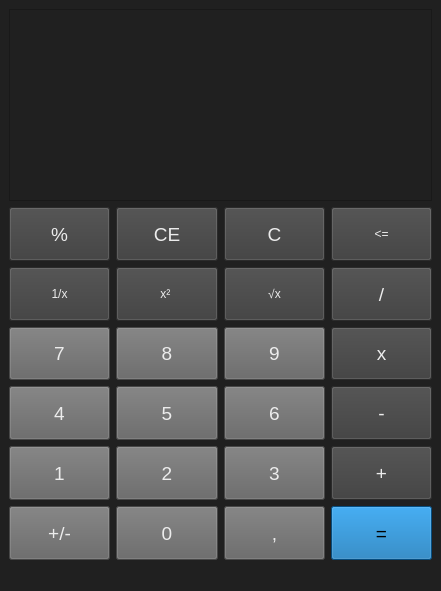
Old version of the form 37-Qml/Calculator/Calculator.ui in the repository danikdragon/SkillTask.
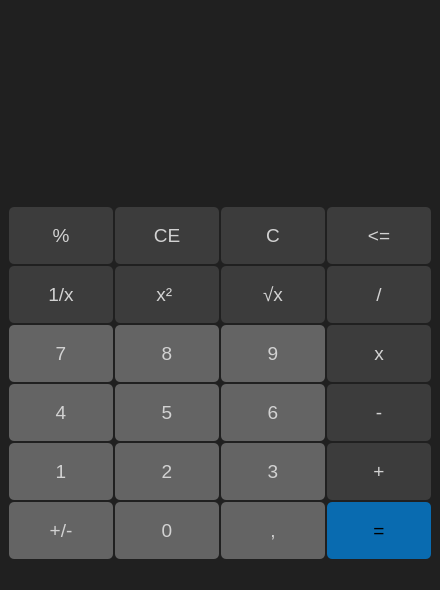
New version of the form.

Diff of the .ui file:
```diff
--- a/37-Qml/Calculator/Calculator.ui
+++ b/37-Qml/Calculator/Calculator.ui
@@ -6,8 +6,8 @@
    <rect>
     <x>0</x>
     <y>0</y>
-    <width>441</width>
-    <height>591</height>
+    <width>440</width>
+    <height>590</height>
    </rect>
   </property>
   <property name="sizePolicy">
@@ -21,7 +21,10 @@
   </property>
   <property name="styleSheet">
    <string notr="true">background-color:rgb(32, 32, 32);
-color:rgb(236, 236, 236)</string>
+color:rgb(210, 210, 210)</string>
+  </property>
+  <property name="toolButtonStyle">
+   <enum>Qt::ToolButtonIconOnly</enum>
   </property>
   <widget class="QWidget" name="centralwidget">
    <layout class="QGridLayout" name="gridLayout_3">
@@ -32,8 +35,11 @@
         <property name="sizeConstraint">
          <enum>QLayout::SetFixedSize</enum>
         </property>
-        <item row="3" column="1">
-         <widget class="QPushButton" name="pushButton_4">
+        <property name="spacing">
+         <number>2</number>
+        </property>
+        <item row="1" column="3">
+         <widget class="QPushButton" name="pushButton_20">
           <property name="sizePolicy">
            <sizepolicy hsizetype="Minimum" vsizetype="Expanding">
             <horstretch>0</horstretch>
@@ -50,41 +56,28 @@
            </font>
           </property>
           <property name="styleSheet">
-           <string notr="true">font: 14pt &quot;MS Shell Dlg 2&quot;;
-background-color:rgb(100, 100, 100);</string>
+           <string notr="true">font: 14pt;
+background-color:rgb(60, 60, 60);
+border-radius: 5px;</string>
           </property>
           <property name="text">
-           <string>5</string>
+           <string>/</string>
           </property>
-         </widget>
-        </item>
-        <item row="4" column="2">
-         <widget class="QPushButton" name="pushButton_8">
-          <property name="sizePolicy">
-           <sizepolicy hsizetype="Minimum" vsizetype="Expanding">
-            <horstretch>0</horstretch>
-            <verstretch>0</verstretch>
-           </sizepolicy>
+          <property name="autoExclusive">
+           <bool>false</bool>
           </property>
-          <property name="font">
-           <font>
-            <family>MS Shell Dlg 2</family>
-            <pointsize>14</pointsize>
-            <weight>50</weight>
-            <italic>false</italic>
-            <bold>false</bold>
-           </font>
+          <property name="autoDefault">
+           <bool>false</bool>
           </property>
-          <property name="styleSheet">
-           <string notr="true">font: 14pt &quot;MS Shell Dlg 2&quot;;
-background-color:rgb(100, 100, 100);</string>
+          <property name="default">
+           <bool>false</bool>
           </property>
-          <property name="text">
-           <string>3</string>
+          <property name="flat">
+           <bool>false</bool>
           </property>
          </widget>
         </item>
-        <item row="5" column="3">
+        <item row="6" column="3">
          <widget class="QPushButton" name="pushButton_16">
           <property name="sizePolicy">
            <sizepolicy hsizetype="Minimum" vsizetype="Expanding">
@@ -102,17 +95,31 @@
            </font>
           </property>
           <property name="styleSheet">
-           <string notr="true">font: 14pt &quot;MS Shell Dlg 2&quot;;
+           <string notr="true">font: 14pt;
 background-color:rgb(9, 107, 176);
-color:black;</string>
+color:black;
+border-radius: 5px;
+</string>
           </property>
           <property name="text">
            <string>=</string>
           </property>
+          <property name="autoExclusive">
+           <bool>false</bool>
+          </property>
+          <property name="autoDefault">
+           <bool>false</bool>
+          </property>
+          <property name="default">
+           <bool>false</bool>
+          </property>
+          <property name="flat">
+           <bool>false</bool>
+          </property>
          </widget>
         </item>
-        <item row="4" column="1">
-         <widget class="QPushButton" name="pushButton_5">
+        <item row="2" column="1">
+         <widget class="QPushButton" name="pushButton_11">
           <property name="sizePolicy">
            <sizepolicy hsizetype="Minimum" vsizetype="Expanding">
             <horstretch>0</horstretch>
@@ -129,16 +136,29 @@
            </font>
           </property>
           <property name="styleSheet">
-           <string notr="true">font: 14pt &quot;MS Shell Dlg 2&quot;;
-background-color:rgb(100, 100, 100);</string>
+           <string notr="true">font: 14pt;
+background-color:rgb(100, 100, 100);
+border-radius: 5px;</string>
           </property>
           <property name="text">
-           <string>2</string>
+           <string>8</string>
           </property>
+          <property name="autoExclusive">
+           <bool>false</bool>
+          </property>
+          <property name="autoDefault">
+           <bool>false</bool>
+          </property>
+          <property name="default">
+           <bool>false</bool>
+          </property>
+          <property name="flat">
+           <bool>false</bool>
+          </property>
          </widget>
         </item>
-        <item row="0" column="0">
-         <widget class="QPushButton" name="pushButton_3">
+        <item row="5" column="2">
+         <widget class="QPushButton" name="pushButton_8">
           <property name="sizePolicy">
            <sizepolicy hsizetype="Minimum" vsizetype="Expanding">
             <horstretch>0</horstretch>
@@ -155,11 +175,63 @@
            </font>
           </property>
           <property name="styleSheet">
-           <string notr="true">font: 14pt &quot;MS Shell Dlg 2&quot;;
-background-color:rgb(60, 60, 60);</string>
+           <string notr="true">font: 14pt;
+background-color:rgb(100, 100, 100);
+border-radius: 5px;</string>
           </property>
           <property name="text">
-           <string>%</string>
+           <string>3</string>
+          </property>
+          <property name="autoExclusive">
+           <bool>false</bool>
+          </property>
+          <property name="autoDefault">
+           <bool>false</bool>
+          </property>
+          <property name="default">
+           <bool>false</bool>
+          </property>
+          <property name="flat">
+           <bool>false</bool>
+          </property>
+         </widget>
+        </item>
+        <item row="6" column="0">
+         <widget class="QPushButton" name="pushButton">
+          <property name="sizePolicy">
+           <sizepolicy hsizetype="Minimum" vsizetype="Expanding">
+            <horstretch>0</horstretch>
+            <verstretch>0</verstretch>
+           </sizepolicy>
+          </property>
+          <property name="font">
+           <font>
+            <family>MS Shell Dlg 2</family>
+            <pointsize>14</pointsize>
+            <weight>50</weight>
+            <italic>false</italic>
+            <bold>false</bold>
+           </font>
+          </property>
+          <property name="styleSheet">
+           <string notr="true">font: 14pt;
+background-color:rgb(100, 100, 100);
+border-radius: 5px;</string>
+          </property>
+          <property name="text">
+           <string>+/-</string>
+          </property>
+          <property name="autoExclusive">
+           <bool>false</bool>
+          </property>
+          <property name="autoDefault">
+           <bool>false</bool>
+          </property>
+          <property name="default">
+           <bool>false</bool>
+          </property>
+          <property name="flat">
+           <bool>false</bool>
           </property>
          </widget>
         </item>
@@ -181,172 +253,28 @@
            </font>
           </property>
           <property name="styleSheet">
-           <string notr="true">font: 14pt &quot;MS Shell Dlg 2&quot;;
-background-color:rgb(60, 60, 60);</string>
+           <string notr="true">font: 14pt;
+background-color:rgb(60, 60, 60);
+border-radius: 5px;</string>
           </property>
           <property name="text">
            <string>x</string>
           </property>
-         </widget>
-        </item>
-        <item row="3" column="3">
-         <widget class="QPushButton" name="pushButton_14">
-          <property name="sizePolicy">
-           <sizepolicy hsizetype="Minimum" vsizetype="Expanding">
-            <horstretch>0</horstretch>
-            <verstretch>0</verstretch>
-           </sizepolicy>
+          <property name="autoExclusive">
+           <bool>false</bool>
           </property>
-          <property name="font">
-           <font>
-            <family>MS Shell Dlg 2</family>
-            <pointsize>14</pointsize>
-            <weight>50</weight>
-            <italic>false</italic>
-            <bold>false</bold>
-           </font>
+          <property name="autoDefault">
+           <bool>false</bool>
           </property>
-          <property name="styleSheet">
-           <string notr="true">font: 14pt &quot;MS Shell Dlg 2&quot;;
-background-color:rgb(60, 60, 60);</string>
+          <property name="default">
+           <bool>false</bool>
           </property>
-          <property name="text">
-           <string>-</string>
+          <property name="flat">
+           <bool>false</bool>
           </property>
          </widget>
         </item>
-        <item row="2" column="0">
-         <widget class="QPushButton" name="pushButton_10">
-          <property name="sizePolicy">
-           <sizepolicy hsizetype="Minimum" vsizetype="Expanding">
-            <horstretch>0</horstretch>
-            <verstretch>0</verstretch>
-           </sizepolicy>
-          </property>
-          <property name="font">
-           <font>
-            <family>MS Shell Dlg 2</family>
-            <pointsize>14</pointsize>
-            <weight>50</weight>
-            <italic>false</italic>
-            <bold>false</bold>
-           </font>
-          </property>
-          <property name="styleSheet">
-           <string notr="true">font: 14pt &quot;MS Shell Dlg 2&quot;;
-background-color:rgb(100, 100, 100);</string>
-          </property>
-          <property name="text">
-           <string>7</string>
-          </property>
-         </widget>
-        </item>
-        <item row="4" column="0">
-         <widget class="QPushButton" name="pushButton_2">
-          <property name="sizePolicy">
-           <sizepolicy hsizetype="Minimum" vsizetype="Expanding">
-            <horstretch>0</horstretch>
-            <verstretch>0</verstretch>
-           </sizepolicy>
-          </property>
-          <property name="font">
-           <font>
-            <family>MS Shell Dlg 2</family>
-            <pointsize>14</pointsize>
-            <weight>50</weight>
-            <italic>false</italic>
-            <bold>false</bold>
-           </font>
-          </property>
-          <property name="styleSheet">
-           <string notr="true">font: 14pt &quot;MS Shell Dlg 2&quot;;
-background-color:rgb(100, 100, 100);</string>
-          </property>
-          <property name="text">
-           <string>1</string>
-          </property>
-         </widget>
-        </item>
-        <item row="3" column="0">
-         <widget class="QPushButton" name="pushButton_17">
-          <property name="sizePolicy">
-           <sizepolicy hsizetype="Minimum" vsizetype="Expanding">
-            <horstretch>0</horstretch>
-            <verstretch>0</verstretch>
-           </sizepolicy>
-          </property>
-          <property name="font">
-           <font>
-            <family>MS Shell Dlg 2</family>
-            <pointsize>14</pointsize>
-            <weight>50</weight>
-            <italic>false</italic>
-            <bold>false</bold>
-           </font>
-          </property>
-          <property name="styleSheet">
-           <string notr="true">font: 14pt &quot;MS Shell Dlg 2&quot;;
-background-color:rgb(100, 100, 100);</string>
-          </property>
-          <property name="text">
-           <string>4</string>
-          </property>
-         </widget>
-        </item>
-        <item row="5" column="1">
-         <widget class="QPushButton" name="pushButton_6">
-          <property name="sizePolicy">
-           <sizepolicy hsizetype="Minimum" vsizetype="Expanding">
-            <horstretch>0</horstretch>
-            <verstretch>0</verstretch>
-           </sizepolicy>
-          </property>
-          <property name="font">
-           <font>
-            <family>MS Shell Dlg 2</family>
-            <pointsize>14</pointsize>
-            <weight>50</weight>
-            <italic>false</italic>
-            <bold>false</bold>
-           </font>
-          </property>
-          <property name="styleSheet">
-           <string notr="true">font: 14pt &quot;MS Shell Dlg 2&quot;;
-background-color:rgb(100, 100, 100);</string>
-          </property>
-          <property name="text">
-           <string>0</string>
-          </property>
-         </widget>
-        </item>
-        <item row="5" column="0">
-         <widget class="QPushButton" name="pushButton">
-          <property name="sizePolicy">
-           <sizepolicy hsizetype="Minimum" vsizetype="Expanding">
-            <horstretch>0</horstretch>
-            <verstretch>0</verstretch>
-           </sizepolicy>
-          </property>
-          <property name="font">
-           <font>
-            <family>MS Shell Dlg 2</family>
-            <pointsize>14</pointsize>
-            <weight>50</weight>
-            <italic>false</italic>
-            <bold>false</bold>
-           </font>
-          </property>
-          <property name="styleSheet">
-           <string notr="true">font: 14pt &quot;MS Shell Dlg 2&quot;;
-background-color:rgb(100, 100, 100);
-</string>
-          </property>
-          <property name="text">
-           <string>+/-</string>
-          </property>
-         </widget>
-        </item>
-        <item row="5" column="2">
+        <item row="6" column="2">
          <widget class="QPushButton" name="pushButton_7">
           <property name="sizePolicy">
            <sizepolicy hsizetype="Minimum" vsizetype="Expanding">
@@ -364,12 +292,142 @@
            </font>
           </property>
           <property name="styleSheet">
-           <string notr="true">font: 14pt &quot;MS Shell Dlg 2&quot;;
-background-color:rgb(100, 100, 100);</string>
+           <string notr="true">font: 14pt;
+background-color:rgb(100, 100, 100);
+border-radius: 5px;</string>
           </property>
           <property name="text">
            <string>,</string>
           </property>
+          <property name="autoExclusive">
+           <bool>false</bool>
+          </property>
+          <property name="autoDefault">
+           <bool>false</bool>
+          </property>
+          <property name="default">
+           <bool>false</bool>
+          </property>
+          <property name="flat">
+           <bool>false</bool>
+          </property>
+         </widget>
+        </item>
+        <item row="4" column="2">
+         <widget class="QPushButton" name="pushButton_9">
+          <property name="sizePolicy">
+           <sizepolicy hsizetype="Minimum" vsizetype="Expanding">
+            <horstretch>0</horstretch>
+            <verstretch>0</verstretch>
+           </sizepolicy>
+          </property>
+          <property name="font">
+           <font>
+            <family>MS Shell Dlg 2</family>
+            <pointsize>14</pointsize>
+            <weight>50</weight>
+            <italic>false</italic>
+            <bold>false</bold>
+           </font>
+          </property>
+          <property name="styleSheet">
+           <string notr="true">font: 14pt;
+background-color:rgb(100, 100, 100);
+border-radius: 5px;</string>
+          </property>
+          <property name="text">
+           <string>6</string>
+          </property>
+          <property name="autoExclusive">
+           <bool>false</bool>
+          </property>
+          <property name="autoDefault">
+           <bool>false</bool>
+          </property>
+          <property name="default">
+           <bool>false</bool>
+          </property>
+          <property name="flat">
+           <bool>false</bool>
+          </property>
+         </widget>
+        </item>
+        <item row="6" column="1">
+         <widget class="QPushButton" name="pushButton_6">
+          <property name="sizePolicy">
+           <sizepolicy hsizetype="Minimum" vsizetype="Expanding">
+            <horstretch>0</horstretch>
+            <verstretch>0</verstretch>
+           </sizepolicy>
+          </property>
+          <property name="font">
+           <font>
+            <family>MS Shell Dlg 2</family>
+            <pointsize>14</pointsize>
+            <weight>50</weight>
+            <italic>false</italic>
+            <bold>false</bold>
+           </font>
+          </property>
+          <property name="styleSheet">
+           <string notr="true">font: 14pt;
+background-color:rgb(100, 100, 100);
+border-radius: 5px;</string>
+          </property>
+          <property name="text">
+           <string>0</string>
+          </property>
+          <property name="autoExclusive">
+           <bool>false</bool>
+          </property>
+          <property name="autoDefault">
+           <bool>false</bool>
+          </property>
+          <property name="default">
+           <bool>false</bool>
+          </property>
+          <property name="flat">
+           <bool>false</bool>
+          </property>
+         </widget>
+        </item>
+        <item row="0" column="0">
+         <widget class="QPushButton" name="pushButton_3">
+          <property name="sizePolicy">
+           <sizepolicy hsizetype="Minimum" vsizetype="Expanding">
+            <horstretch>0</horstretch>
+            <verstretch>0</verstretch>
+           </sizepolicy>
+          </property>
+          <property name="font">
+           <font>
+            <family>MS Shell Dlg 2</family>
+            <pointsize>14</pointsize>
+            <weight>50</weight>
+            <italic>false</italic>
+            <bold>false</bold>
+           </font>
+          </property>
+          <property name="styleSheet">
+           <string notr="true">font: 14pt;
+background-color:rgb(60, 60, 60);
+border-radius: 5px;</string>
+          </property>
+          <property name="text">
+           <string>%</string>
+          </property>
+          <property name="autoExclusive">
+           <bool>false</bool>
+          </property>
+          <property name="autoDefault">
+           <bool>false</bool>
+          </property>
+          <property name="default">
+           <bool>false</bool>
+          </property>
+          <property name="flat">
+           <bool>false</bool>
+          </property>
          </widget>
         </item>
         <item row="0" column="1">
@@ -390,16 +448,29 @@
            </font>
           </property>
           <property name="styleSheet">
-           <string notr="true">font: 14pt &quot;MS Shell Dlg 2&quot;;
-background-color:rgb(60, 60, 60);</string>
+           <string notr="true">font: 14pt;
+background-color:rgb(60, 60, 60);
+border-radius: 5px;</string>
           </property>
           <property name="text">
            <string>CE</string>
           </property>
+          <property name="autoExclusive">
+           <bool>false</bool>
+          </property>
+          <property name="autoDefault">
+           <bool>false</bool>
+          </property>
+          <property name="default">
+           <bool>false</bool>
+          </property>
+          <property name="flat">
+           <bool>false</bool>
+          </property>
          </widget>
         </item>
-        <item row="3" column="2">
-         <widget class="QPushButton" name="pushButton_9">
+        <item row="4" column="0">
+         <widget class="QPushButton" name="pushButton_17">
           <property name="sizePolicy">
            <sizepolicy hsizetype="Minimum" vsizetype="Expanding">
             <horstretch>0</horstretch>
@@ -416,15 +487,28 @@
            </font>
           </property>
           <property name="styleSheet">
-           <string notr="true">font: 14pt &quot;MS Shell Dlg 2&quot;;
-background-color:rgb(100, 100, 100);</string>
+           <string notr="true">font: 14pt;
+background-color:rgb(100, 100, 100);
+border-radius: 5px;</string>
           </property>
           <property name="text">
-           <string>6</string>
+           <string>4</string>
+          </property>
+          <property name="autoExclusive">
+           <bool>false</bool>
+          </property>
+          <property name="autoDefault">
+           <bool>false</bool>
+          </property>
+          <property name="default">
+           <bool>false</bool>
+          </property>
+          <property name="flat">
+           <bool>false</bool>
           </property>
          </widget>
         </item>
-        <item row="4" column="3">
+        <item row="5" column="3">
          <widget class="QPushButton" name="pushButton_15">
           <property name="sizePolicy">
            <sizepolicy hsizetype="Minimum" vsizetype="Expanding">
@@ -442,37 +526,24 @@
            </font>
           </property>
           <property name="styleSheet">
-           <string notr="true">font: 14pt &quot;MS Shell Dlg 2&quot;;
-background-color:rgb(60, 60, 60);</string>
+           <string notr="true">font: 14pt;
+background-color:rgb(60, 60, 60);
+border-radius: 5px;</string>
           </property>
           <property name="text">
            <string>+</string>
           </property>
-         </widget>
-        </item>
-        <item row="2" column="2">
-         <widget class="QPushButton" name="pushButton_12">
-          <property name="sizePolicy">
-           <sizepolicy hsizetype="Minimum" vsizetype="Expanding">
-            <horstretch>0</horstretch>
-            <verstretch>0</verstretch>
-           </sizepolicy>
+          <property name="autoExclusive">
+           <bool>false</bool>
           </property>
-          <property name="font">
-           <font>
-            <family>MS Shell Dlg 2</family>
-            <pointsize>14</pointsize>
-            <weight>50</weight>
-            <italic>false</italic>
-            <bold>false</bold>
-           </font>
+          <property name="autoDefault">
+           <bool>false</bool>
           </property>
-          <property name="styleSheet">
-           <string notr="true">font: 14pt &quot;MS Shell Dlg 2&quot;;
-background-color:rgb(100, 100, 100);</string>
+          <property name="default">
+           <bool>false</bool>
           </property>
-          <property name="text">
-           <string>9</string>
+          <property name="flat">
+           <bool>false</bool>
           </property>
          </widget>
         </item>
@@ -497,16 +568,29 @@
            </font>
           </property>
           <property name="styleSheet">
-           <string notr="true">font: 14pt &quot;MS Shell Dlg 2&quot;;
-background-color:rgb(60, 60, 60);</string>
+           <string notr="true">font: 14pt;
+background-color:rgb(60, 60, 60);
+border-radius: 5px;</string>
           </property>
           <property name="text">
            <string>C</string>
           </property>
+          <property name="autoExclusive">
+           <bool>false</bool>
+          </property>
+          <property name="autoDefault">
+           <bool>false</bool>
+          </property>
+          <property name="default">
+           <bool>false</bool>
+          </property>
+          <property name="flat">
+           <bool>false</bool>
+          </property>
          </widget>
         </item>
-        <item row="2" column="1">
-         <widget class="QPushButton" name="pushButton_11">
+        <item row="5" column="0">
+         <widget class="QPushButton" name="pushButton_2">
           <property name="sizePolicy">
            <sizepolicy hsizetype="Minimum" vsizetype="Expanding">
             <horstretch>0</horstretch>
@@ -523,28 +607,63 @@
            </font>
           </property>
           <property name="styleSheet">
-           <string notr="true">font: 14pt &quot;MS Shell Dlg 2&quot;;
-background-color:rgb(100, 100, 100);</string>
+           <string notr="true">font: 14pt;
+background-color:rgb(100, 100, 100);
+border-radius: 5px;</string>
           </property>
           <property name="text">
-           <string>8</string>
+           <string>1</string>
           </property>
+          <property name="autoExclusive">
+           <bool>false</bool>
+          </property>
+          <property name="autoDefault">
+           <bool>false</bool>
+          </property>
+          <property name="default">
+           <bool>false</bool>
+          </property>
+          <property name="flat">
+           <bool>false</bool>
+          </property>
          </widget>
         </item>
-        <item row="1" column="0">
-         <widget class="QPushButton" name="pushButton_21">
+        <item row="4" column="3">
+         <widget class="QPushButton" name="pushButton_14">
           <property name="sizePolicy">
            <sizepolicy hsizetype="Minimum" vsizetype="Expanding">
             <horstretch>0</horstretch>
             <verstretch>0</verstretch>
            </sizepolicy>
           </property>
+          <property name="font">
+           <font>
+            <family>MS Shell Dlg 2</family>
+            <pointsize>14</pointsize>
+            <weight>50</weight>
+            <italic>false</italic>
+            <bold>false</bold>
+           </font>
+          </property>
           <property name="styleSheet">
-           <string notr="true">font: 14pt &quot;MS Shell Dlg 2&quot;;
-background-color:rgb(60, 60, 60);</string>
+           <string notr="true">font: 14pt;
+background-color:rgb(60, 60, 60);
+border-radius: 5px;</string>
           </property>
           <property name="text">
-           <string>1/x</string>
+           <string>-</string>
+          </property>
+          <property name="autoExclusive">
+           <bool>false</bool>
+          </property>
+          <property name="autoDefault">
+           <bool>false</bool>
+          </property>
+          <property name="default">
+           <bool>false</bool>
+          </property>
+          <property name="flat">
+           <bool>false</bool>
           </property>
          </widget>
         </item>
@@ -557,16 +676,29 @@
            </sizepolicy>
           </property>
           <property name="styleSheet">
-           <string notr="true">font: 14pt &quot;MS Shell Dlg 2&quot;;
-background-color:rgb(60, 60, 60);</string>
+           <string notr="true">font: 14pt;
+background-color:rgb(60, 60, 60);
+border-radius: 5px;</string>
           </property>
           <property name="text">
            <string>x² </string>
           </property>
+          <property name="autoExclusive">
+           <bool>false</bool>
+          </property>
+          <property name="autoDefault">
+           <bool>false</bool>
+          </property>
+          <property name="default">
+           <bool>false</bool>
+          </property>
+          <property name="flat">
+           <bool>false</bool>
+          </property>
          </widget>
         </item>
-        <item row="1" column="2">
-         <widget class="QPushButton" name="pushButton_23">
+        <item row="1" column="0">
+         <widget class="QPushButton" name="pushButton_21">
           <property name="sizePolicy">
            <sizepolicy hsizetype="Minimum" vsizetype="Expanding">
             <horstretch>0</horstretch>
@@ -574,37 +706,24 @@
            </sizepolicy>
           </property>
           <property name="styleSheet">
-           <string notr="true">font: 14pt &quot;MS Shell Dlg 2&quot;;
-background-color:rgb(60, 60, 60);</string>
+           <string notr="true">font: 14pt;
+background-color:rgb(60, 60, 60);
+border-radius: 5px;</string>
           </property>
           <property name="text">
-           <string>√x</string>
+           <string>1/x</string>
           </property>
-         </widget>
-        </item>
-        <item row="1" column="3">
-         <widget class="QPushButton" name="pushButton_20">
-          <property name="sizePolicy">
-           <sizepolicy hsizetype="Minimum" vsizetype="Expanding">
-            <horstretch>0</horstretch>
-            <verstretch>0</verstretch>
-           </sizepolicy>
+          <property name="autoExclusive">
+           <bool>false</bool>
           </property>
-          <property name="font">
-           <font>
-            <family>MS Shell Dlg 2</family>
-            <pointsize>14</pointsize>
-            <weight>50</weight>
-            <italic>false</italic>
-            <bold>false</bold>
-           </font>
+          <property name="autoDefault">
+           <bool>false</bool>
           </property>
-          <property name="styleSheet">
-           <string notr="true">font: 14pt &quot;MS Shell Dlg 2&quot;;
-background-color:rgb(60, 60, 60);</string>
+          <property name="default">
+           <bool>false</bool>
           </property>
-          <property name="text">
-           <string>/</string>
+          <property name="flat">
+           <bool>false</bool>
           </property>
          </widget>
         </item>
@@ -617,12 +736,211 @@
            </sizepolicy>
           </property>
           <property name="styleSheet">
-           <string notr="true">font: 14pt &quot;MS Shell Dlg 2&quot;;
-background-color:rgb(60, 60, 60);</string>
+           <string notr="true">font: 14pt;
+background-color:rgb(60, 60, 60);
+border-radius: 5px;</string>
           </property>
           <property name="text">
            <string>&lt;=</string>
           </property>
+          <property name="autoExclusive">
+           <bool>false</bool>
+          </property>
+          <property name="autoDefault">
+           <bool>false</bool>
+          </property>
+          <property name="default">
+           <bool>false</bool>
+          </property>
+          <property name="flat">
+           <bool>false</bool>
+          </property>
+         </widget>
+        </item>
+        <item row="5" column="1">
+         <widget class="QPushButton" name="pushButton_5">
+          <property name="sizePolicy">
+           <sizepolicy hsizetype="Minimum" vsizetype="Expanding">
+            <horstretch>0</horstretch>
+            <verstretch>0</verstretch>
+           </sizepolicy>
+          </property>
+          <property name="font">
+           <font>
+            <family>MS Shell Dlg 2</family>
+            <pointsize>14</pointsize>
+            <weight>50</weight>
+            <italic>false</italic>
+            <bold>false</bold>
+           </font>
+          </property>
+          <property name="styleSheet">
+           <string notr="true">font: 14pt;
+background-color:rgb(100, 100, 100);
+border-radius: 5px;</string>
+          </property>
+          <property name="text">
+           <string>2</string>
+          </property>
+          <property name="autoExclusive">
+           <bool>false</bool>
+          </property>
+          <property name="autoDefault">
+           <bool>false</bool>
+          </property>
+          <property name="default">
+           <bool>false</bool>
+          </property>
+          <property name="flat">
+           <bool>false</bool>
+          </property>
+         </widget>
+        </item>
+        <item row="2" column="2">
+         <widget class="QPushButton" name="pushButton_12">
+          <property name="sizePolicy">
+           <sizepolicy hsizetype="Minimum" vsizetype="Expanding">
+            <horstretch>0</horstretch>
+            <verstretch>0</verstretch>
+           </sizepolicy>
+          </property>
+          <property name="font">
+           <font>
+            <family>MS Shell Dlg 2</family>
+            <pointsize>14</pointsize>
+            <weight>50</weight>
+            <italic>false</italic>
+            <bold>false</bold>
+           </font>
+          </property>
+          <property name="styleSheet">
+           <string notr="true">font: 14pt;
+background-color:rgb(100, 100, 100);
+border-radius: 5px;</string>
+          </property>
+          <property name="text">
+           <string>9</string>
+          </property>
+          <property name="autoExclusive">
+           <bool>false</bool>
+          </property>
+          <property name="autoDefault">
+           <bool>false</bool>
+          </property>
+          <property name="default">
+           <bool>false</bool>
+          </property>
+          <property name="flat">
+           <bool>false</bool>
+          </property>
+         </widget>
+        </item>
+        <item row="4" column="1">
+         <widget class="QPushButton" name="pushButton_4">
+          <property name="sizePolicy">
+           <sizepolicy hsizetype="Minimum" vsizetype="Expanding">
+            <horstretch>0</horstretch>
+            <verstretch>0</verstretch>
+           </sizepolicy>
+          </property>
+          <property name="font">
+           <font>
+            <family>MS Shell Dlg 2</family>
+            <pointsize>14</pointsize>
+            <weight>50</weight>
+            <italic>false</italic>
+            <bold>false</bold>
+           </font>
+          </property>
+          <property name="styleSheet">
+           <string notr="true">font: 14pt;
+background-color:rgb(100, 100, 100);
+border-radius: 5px;</string>
+          </property>
+          <property name="text">
+           <string>5</string>
+          </property>
+          <property name="autoExclusive">
+           <bool>false</bool>
+          </property>
+          <property name="autoDefault">
+           <bool>false</bool>
+          </property>
+          <property name="default">
+           <bool>false</bool>
+          </property>
+          <property name="flat">
+           <bool>false</bool>
+          </property>
+         </widget>
+        </item>
+        <item row="1" column="2">
+         <widget class="QPushButton" name="pushButton_23">
+          <property name="sizePolicy">
+           <sizepolicy hsizetype="Minimum" vsizetype="Expanding">
+            <horstretch>0</horstretch>
+            <verstretch>0</verstretch>
+           </sizepolicy>
+          </property>
+          <property name="styleSheet">
+           <string notr="true">font: 14pt;
+background-color:rgb(60, 60, 60);
+border-radius: 5px;</string>
+          </property>
+          <property name="text">
+           <string>√x</string>
+          </property>
+          <property name="autoExclusive">
+           <bool>false</bool>
+          </property>
+          <property name="autoDefault">
+           <bool>false</bool>
+          </property>
+          <property name="default">
+           <bool>false</bool>
+          </property>
+          <property name="flat">
+           <bool>false</bool>
+          </property>
+         </widget>
+        </item>
+        <item row="2" column="0">
+         <widget class="QPushButton" name="pushButton_10">
+          <property name="sizePolicy">
+           <sizepolicy hsizetype="Minimum" vsizetype="Expanding">
+            <horstretch>0</horstretch>
+            <verstretch>0</verstretch>
+           </sizepolicy>
+          </property>
+          <property name="font">
+           <font>
+            <family>MS Shell Dlg 2</family>
+            <pointsize>14</pointsize>
+            <weight>50</weight>
+            <italic>false</italic>
+            <bold>false</bold>
+           </font>
+          </property>
+          <property name="styleSheet">
+           <string notr="true">font: 14pt;
+background-color:rgb(100, 100, 100);
+border-radius: 5px;</string>
+          </property>
+          <property name="text">
+           <string>7</string>
+          </property>
+          <property name="autoExclusive">
+           <bool>false</bool>
+          </property>
+          <property name="autoDefault">
+           <bool>false</bool>
+          </property>
+          <property name="default">
+           <bool>false</bool>
+          </property>
+          <property name="flat">
+           <bool>false</bool>
+          </property>
          </widget>
         </item>
        </layout>
@@ -643,6 +961,9 @@
           <pointsize>21</pointsize>
          </font>
         </property>
+        <property name="styleSheet">
+         <string notr="true">border-radius: 5px;</string>
+        </property>
         <property name="html">
          <string>&lt;!DOCTYPE HTML PUBLIC &quot;-//W3C//DTD HTML 4.0//EN&quot; &quot;http://www.w3.org/TR/REC-html40/strict.dtd&quot;&gt;
 &lt;html&gt;&lt;head&gt;&lt;meta name=&quot;qrichtext&quot; content=&quot;1&quot; /&gt;&lt;style type=&quot;text/css&quot;&gt;
```
